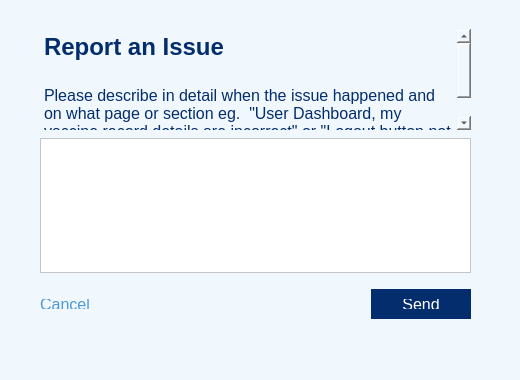
Before: the Qt Designer form MCR-app/report_issues.ui in maria-gedye/QTapp, drawn with Qt 5.
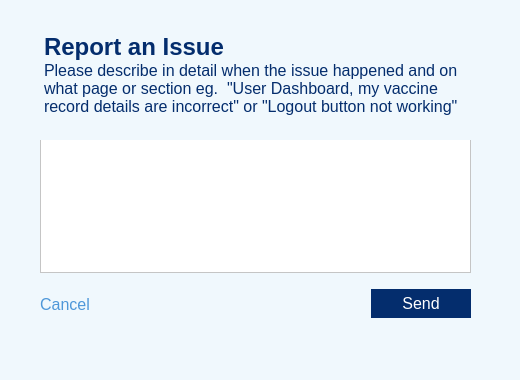
After: the same form once the commit is applied.

The edit to the form file:
```diff
--- a/MCR-app/report_issues.ui
+++ b/MCR-app/report_issues.ui
@@ -53,7 +53,7 @@
          <string notr="true">
 color: rgb(78, 151, 217);
 border: none;
-padding: 10,10,10,10;
+padding: 5,5,5,5;
 margin: 10, 10, 10, 10;</string>
         </property>
         <property name="text">
@@ -94,7 +94,7 @@
          <string notr="true">background-color: rgb(4, 45, 109);
 color: rgb(255, 255, 255);
 border: none;
-padding: 10,10,10,10;
+padding: 5,5,5,5;
 margin: 10, 10, 10, 10;</string>
         </property>
         <property name="text">
@@ -112,7 +112,7 @@
      <x>40</x>
      <y>29</y>
      <width>431</width>
-     <height>101</height>
+     <height>111</height>
     </rect>
    </property>
    <property name="sizePolicy">
@@ -139,9 +139,8 @@
     <string>&lt;!DOCTYPE HTML PUBLIC &quot;-//W3C//DTD HTML 4.0//EN&quot; &quot;http://www.w3.org/TR/REC-html40/strict.dtd&quot;&gt;
 &lt;html&gt;&lt;head&gt;&lt;meta name=&quot;qrichtext&quot; content=&quot;1&quot; /&gt;&lt;style type=&quot;text/css&quot;&gt;
 p, li { white-space: pre-wrap; }
-&lt;/style&gt;&lt;/head&gt;&lt;body style=&quot; font-family:'SimSun'; font-size:10pt; font-weight:400; font-style:normal;&quot;&gt;
+&lt;/style&gt;&lt;/head&gt;&lt;body style=&quot; font-family:'MS Shell Dlg 2'; font-size:10pt; font-weight:400; font-style:normal;&quot;&gt;
 &lt;p style=&quot; margin-top:0px; margin-bottom:0px; margin-left:0px; margin-right:0px; -qt-block-indent:0; text-indent:0px;&quot;&gt;&lt;span style=&quot; font-family:'.AppleSystemUIFont'; font-size:18pt; font-weight:600; color:#042d6d;&quot;&gt;Report an Issue&lt;/span&gt;&lt;/p&gt;
-&lt;p style=&quot;-qt-paragraph-type:empty; margin-top:0px; margin-bottom:0px; margin-left:0px; margin-right:0px; -qt-block-indent:0; text-indent:0px; font-family:'.AppleSystemUIFont'; font-size:16pt; font-weight:600; color:#042d6d;&quot;&gt;&lt;br /&gt;&lt;/p&gt;
 &lt;p style=&quot; margin-top:0px; margin-bottom:0px; margin-left:0px; margin-right:0px; -qt-block-indent:0; text-indent:0px;&quot;&gt;&lt;span style=&quot; font-family:'.AppleSystemUIFont'; font-size:12pt; color:#042d6d;&quot;&gt;Please describe in detail when the issue happened and on what page or section eg.  &amp;quot;User Dashboard, my vaccine record details are incorrect&amp;quot; or &amp;quot;Logout button not working&amp;quot;&lt;/span&gt;&lt;/p&gt;&lt;/body&gt;&lt;/html&gt;</string>
    </property>
   </widget>
```
